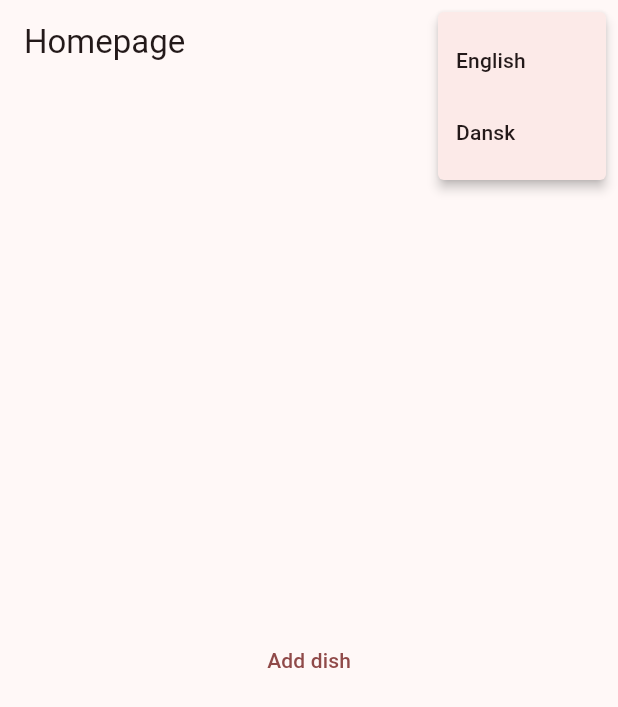
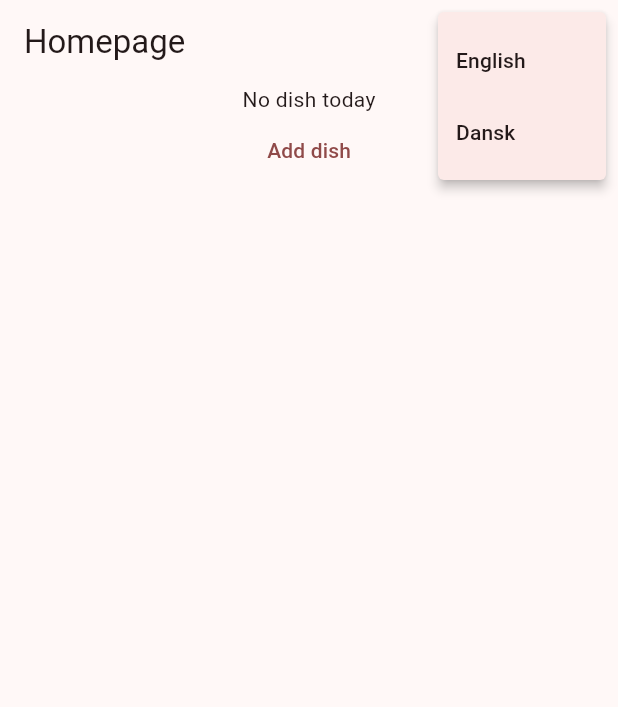
Before and after one commit to Junkfood-dk/JunkFoodAdmin, a Flutter app: the screen it shows after launch, after a tap on the "language" icon, on a phone screen of 412 x 824 dp. Shown: the top 707 px of the screen. Run offline on Flutter 3.47's test engine with Material 3 defaults, Android fonts, the phone set to English and light mode, and no system bars; our stand-ins replace flutter_carousel_widget, supabase_flutter; missing offline and left inert: dart:js, supabase_auth_ui; accounts and stored records are empty; generated files the repository leaves out were written again; statements that could not run were skipped.

Commit message:
Refactor submit button to its own class
Co-authored-by: Johan <jsbe@itu.dk>

```diff
--- /dev/null
+++ b/lib/components/create_new_dish_component.dart
@@ -0,0 +1,17 @@
+import 'package:chefapp/pages/post_dish_page.dart';
+import 'package:flutter/material.dart';
+import 'package:flutter_gen/gen_l10n/app_localizations.dart';
+
+class CreateNewDishComponent extends StatelessWidget {
+  const CreateNewDishComponent({super.key});
+
+  @override
+  Widget build(BuildContext context) {
+    return TextButton(
+      onPressed: () => Navigator.of(context).push(MaterialPageRoute(
+        builder: (context) => PostDishPage(),
+      )),
+      child: Text(AppLocalizations.of(context)!.postDishButton),
+    );
+  }
+}
--- a/lib/pages/home_page.dart
+++ b/lib/pages/home_page.dart
@@ -1,3 +1,4 @@
+import 'package:chefapp/components/create_new_dish_component.dart';
 import 'package:chefapp/components/dish_display_component.dart';
 import 'package:chefapp/components/language_dropdown_component.dart';
 import 'package:chefapp/model/dish_of_the_day_model.dart';
@@ -6,6 +7,7 @@ import 'package:chefapp/pages/post_dish_page.dart';
 import 'package:flutter/material.dart';
 import 'package:provider/provider.dart';
 import 'package:flutter_gen/gen_l10n/app_localizations.dart';
+import 'package:flutter_carousel_widget/flutter_carousel_widget.dart';
 
 class HomePage extends StatelessWidget {
   const HomePage({super.key});
@@ -28,20 +30,19 @@ class HomePage extends StatelessWidget {
                     return const CircularProgressIndicator();
                   } else {
                     if (!snapshot.data!) {
-                      return TextButton(
-                        onPressed: () =>
-                            Navigator.of(context).push(MaterialPageRoute(
-                          builder: (context) => PostDishPage(),
-                        )),
-                        child:
-                            Text(AppLocalizations.of(context)!.postDishButton),
+                      return const Column(
+                        children: [
+                          Text("No dish today"),
+                          CreateNewDishComponent()
+                        ],
                       );
                     } else {
                       return Column(
                         children: [
                           Center(
                               child: DishDisplayComponent(
-                                  dish: state.dishOfTheDay))
+                                  dish: state.dishOfTheDay)),
+                          const CreateNewDishComponent()
                         ],
                       );
                     }
```
